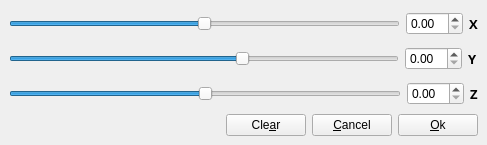
The window that src/cpp/plantgl/gui/base/interface/rotcenteredit.ui (openalea/plantgl) describes before a commit, drawn with Qt 5.
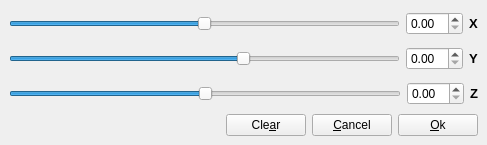
The same window after the commit.

Patch:
```diff
--- a/src/cpp/plantgl/gui/base/interface/rotcenteredit.ui
+++ b/src/cpp/plantgl/gui/base/interface/rotcenteredit.ui
@@ -47,7 +47,6 @@
       <widget class="QLabel" name="XLabel" >
        <property name="font" >
         <font>
-         <family>adobe-helvetica</family>
          <pointsize>10</pointsize>
          <weight>75</weight>
          <bold>true</bold>
@@ -88,7 +87,6 @@
       <widget class="QLabel" name="YLabel" >
        <property name="font" >
         <font>
-         <family>adobe-helvetica</family>
          <pointsize>10</pointsize>
          <weight>75</weight>
          <bold>true</bold>
@@ -135,7 +133,6 @@
       <widget class="QLabel" name="ZLabel" >
        <property name="font" >
         <font>
-         <family>adobe-helvetica</family>
          <pointsize>10</pointsize>
          <weight>75</weight>
          <bold>true</bold>
```
